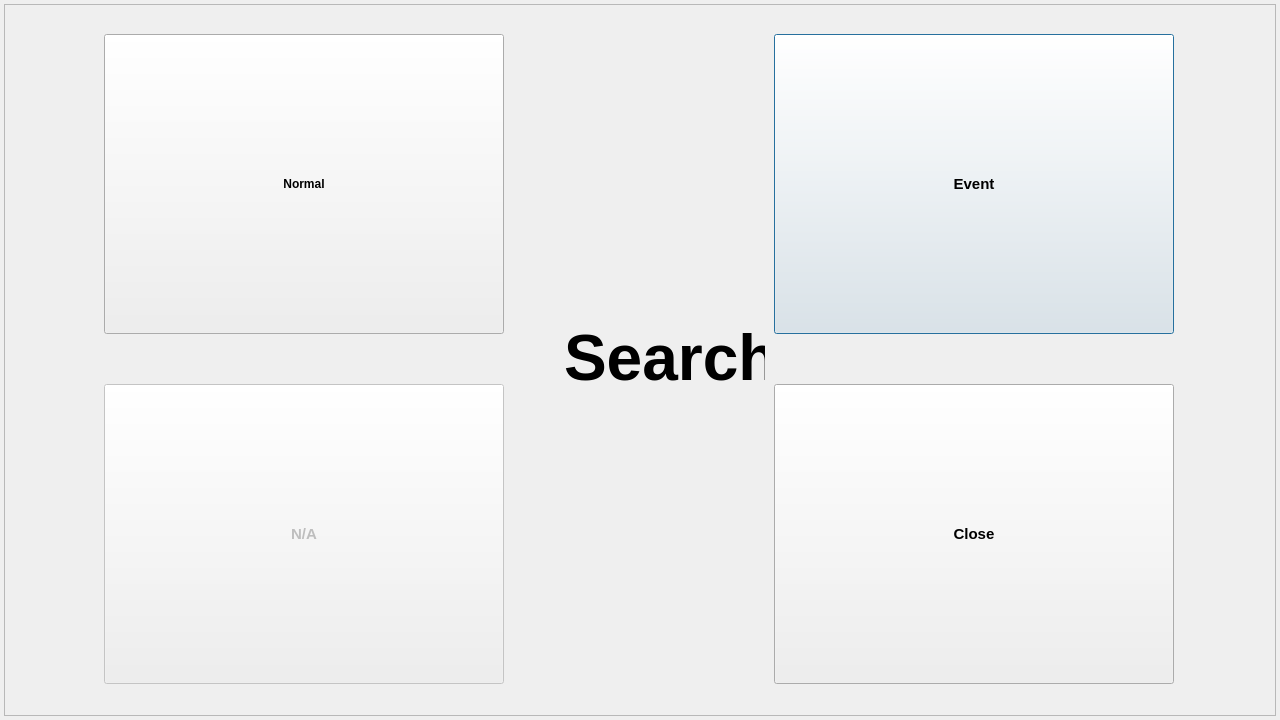
First picture: the form in gui/mainwidget/src/search/searchdialog.ui, repository yjsin-emastec/neptune, before the edit.
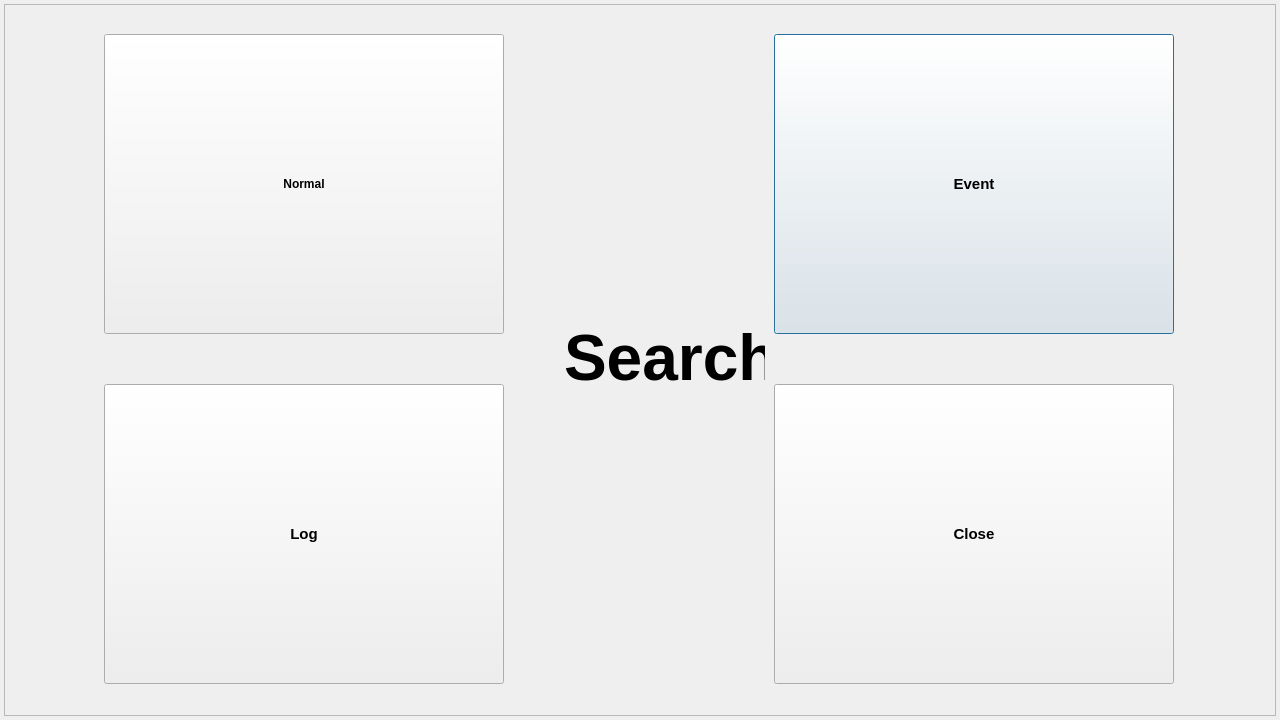
Second picture: the form after the edit.

Diff of the .ui file:
```diff
--- a/gui/mainwidget/src/search/searchdialog.ui
+++ b/gui/mainwidget/src/search/searchdialog.ui
@@ -148,7 +148,7 @@
    </widget>
    <widget class="QPushButton" name="buttonLog">
     <property name="enabled">
-     <bool>false</bool>
+     <bool>true</bool>
     </property>
     <property name="geometry">
      <rect>
@@ -173,7 +173,7 @@
      </font>
     </property>
     <property name="text">
-     <string>N/A</string>
+     <string>Log</string>
     </property>
     <property name="flat">
      <bool>false</bool>
```
